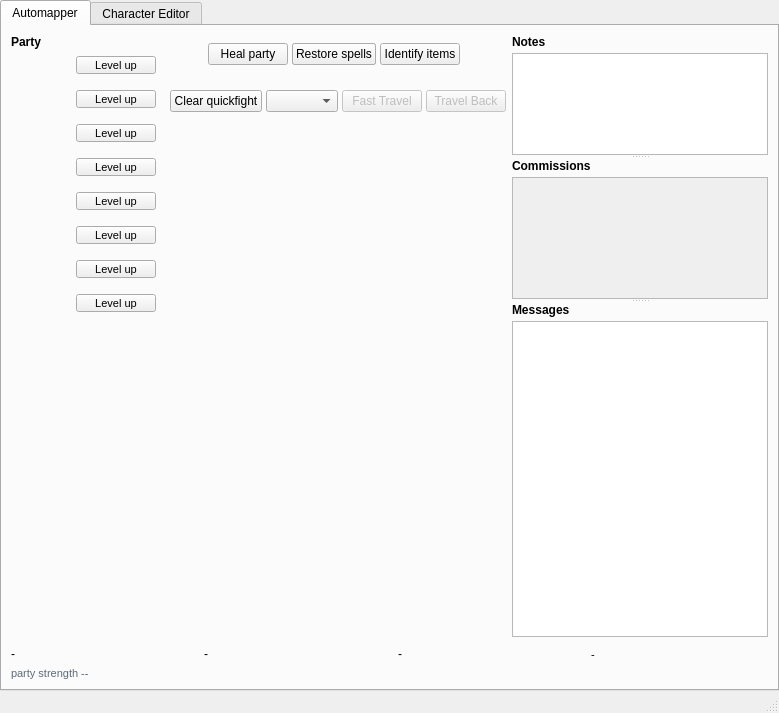
Qt form wish/window.ui (malcyon/wish) before a commit.
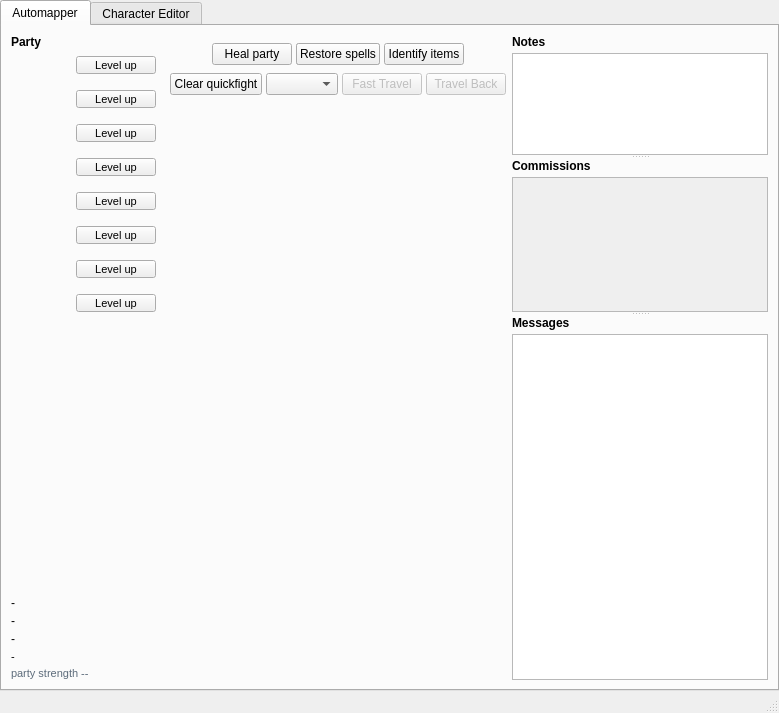
The same form after that commit. Custom widgets are drawn as their Qt base class.

Commit message: UI Redesign: Move bottom strip to roster and fix empty space

```diff
--- a/wish/window.ui
+++ b/wish/window.ui
@@ -984,7 +984,48 @@
               </layout>
              </widget>
            </item>
-          </layout>
+          <item><spacer name="roster_bottom_spacer"><property name="orientation"><enum>Qt::Vertical</enum></property><property name="sizeHint" stdset="0"><size><width>20</width><height>40</height></size></property></spacer></item><item><widget class="ElidingLabel" name="strip_where">
+             <property name="text">
+              <string>-</string>
+             </property>
+            </widget>
+           </item><item><widget class="ElidingLabel" name="strip_clock">
+             <property name="text">
+              <string>-</string>
+             </property>
+            </widget>
+           </item><item><widget class="ElidingLabel" name="strip_area">
+             <property name="text">
+              <string>-</string>
+             </property>
+            </widget>
+           </item><item><widget class="ElidingLabel" name="strip_effects">
+             <property name="font">
+              <font>
+               <pointsize>8</pointsize>
+              </font>
+             </property>
+             <property name="text">
+              <string>-</string>
+             </property>
+            </widget>
+           </item><item><widget class="QLabel" name="strength_label">
+          <property name="font">
+           <font>
+            <pointsize>8</pointsize>
+           </font>
+          </property>
+          <property name="toolTip">
+           <string>How big a random encounter is. Not readable yet.</string>
+          </property>
+          <property name="styleSheet">
+           <string notr="true">color: #5c6b7a</string>
+          </property>
+          <property name="text">
+           <string>party strength --</string>
+          </property>
+         </widget>
+        </item></layout>
          </widget>
         </item>
         <item row="0" column="1" alignment="Qt::AlignTop">
@@ -1055,25 +1096,7 @@
                </widget>
               </item>
 
-              <item row="1" column="0" colspan="5">
-               <widget class="QLabel" name="actions_note">
-                <property name="font">
-                 <font>
-                  <pointsize>8</pointsize>
-                 </font>
-                </property>
-                <property name="text">
-                 <string />
-                </property>
-                <property name="wordWrap">
-                 <bool>true</bool>
-                </property>
-                <property name="textInteractionFlags">
-                 <set>Qt::TextSelectableByMouse</set>
-                </property>
-               </widget>
-              </item>
-             </layout>
+              </layout>
             </widget>
            </item>
            <item alignment="Qt::AlignHCenter">
@@ -1145,7 +1168,7 @@
              </layout>
             </widget>
            </item>
-           </layout>
+           <item><spacer name="map_column_spacer"><property name="orientation"><enum>Qt::Vertical</enum></property><property name="sizeHint" stdset="0"><size><width>20</width><height>40</height></size></property></spacer></item></layout>
          </widget>
         </item>
         <item row="0" column="2">
@@ -1354,79 +1377,7 @@
           </layout>
          </widget>
         </item>
-        <item row="1" column="0" colspan="3">
-         <widget class="QWidget" name="bottom_strip">
-          <layout class="QHBoxLayout" name="bottom_strip_layout">
-           <property name="spacing">
-            <number>16</number>
-           </property>
-           <property name="leftMargin">
-            <number>0</number>
-           </property>
-           <property name="topMargin">
-            <number>4</number>
-           </property>
-           <property name="rightMargin">
-            <number>0</number>
-           </property>
-           <property name="bottomMargin">
-            <number>0</number>
-           </property>
-           <item>
-            <widget class="ElidingLabel" name="strip_where">
-             <property name="text">
-              <string>-</string>
-             </property>
-            </widget>
-           </item>
-           <item>
-            <widget class="ElidingLabel" name="strip_clock">
-             <property name="text">
-              <string>-</string>
-             </property>
-            </widget>
-           </item>
-           <item>
-            <widget class="ElidingLabel" name="strip_area">
-             <property name="text">
-              <string>-</string>
-             </property>
-            </widget>
-           </item>
-           <item>
-            <widget class="ElidingLabel" name="strip_effects">
-             <property name="font">
-              <font>
-               <pointsize>8</pointsize>
-              </font>
-             </property>
-             <property name="text">
-              <string>-</string>
-             </property>
-            </widget>
-           </item>
-          </layout>
-         </widget>
-        </item>
-        <item row="2" column="0" colspan="3">
-         <widget class="QLabel" name="strength_label">
-          <property name="font">
-           <font>
-            <pointsize>8</pointsize>
-           </font>
-          </property>
-          <property name="toolTip">
-           <string>How big a random encounter is. Not readable yet.</string>
-          </property>
-          <property name="styleSheet">
-           <string notr="true">color: #5c6b7a</string>
-          </property>
-          <property name="text">
-           <string>party strength --</string>
-          </property>
-         </widget>
-        </item>
-       </layout>
+        </layout>
       </widget>
       <widget class="QWidget" name="tab_editor">
        <attribute name="title">
```
Left out of the diff: 20 changed lines with no effect on the pictures. The commit also changes 1 other file.
